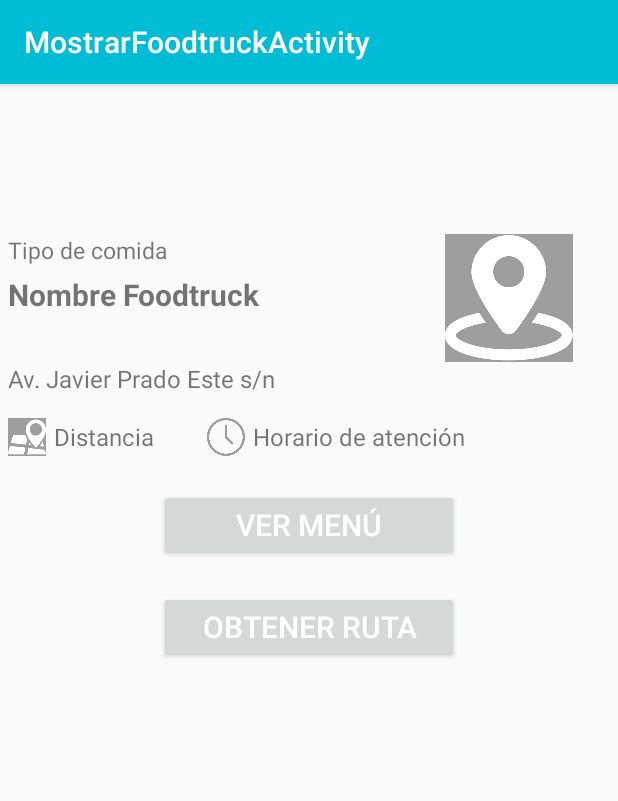
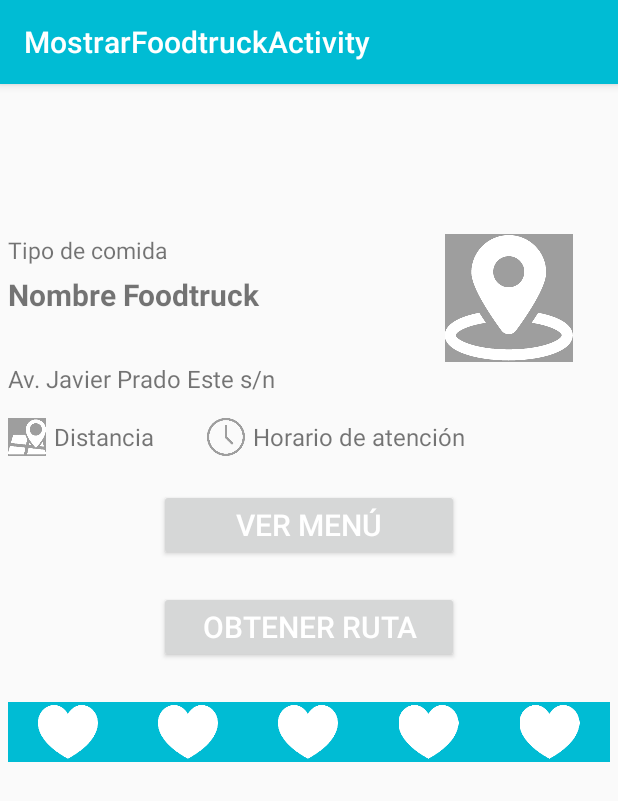
Before and after one commit to stephmorzan/FoodTracker, an Android app: the MostrarFoodtruckActivity screen opened directly, with no data from a screen before it, on a phone screen of 412 x 824 dp. Shown: the top 801 px of the screen. Run offline under Robolectric (Android 15) with nearby library versions, the phone set to English and light mode, and no system bars; our stand-ins replace ButterKnife; libraries missing offline, so code that uses them is left out: com.dd.processbutton, com.rey.material; plain views replace ActionProcessButton, TextView; 2 statements that could not run were skipped.

Commit message:
Perfil foodtruck modificándose

```diff
--- a/app/src/main/res/layout/activity_mostrar_foodtruck.xml
+++ b/app/src/main/res/layout/activity_mostrar_foodtruck.xml
@@ -172,6 +172,65 @@
                     custom:pb_textError="Error"
                     custom:pb_textProgress="Registrando" />
 
+                <LinearLayout
+                    android:layout_width="match_parent"
+                    android:layout_height="40dp"
+                    android:orientation="horizontal"
+                    android:layout_marginTop="10dp"
+                    android:gravity="center_vertical"
+                    android:layout_marginRight="5dp"
+                    android:layout_marginLeft="5dp"
+                    android:weightSum="5">
+
+                    <ImageView
+                        android:id="@+id/ivi1"
+                        android:layout_width="0dp"
+                        android:layout_height="wrap_content"
+                        android:src="@mipmap/gusta"
+                        android:background="@color/ftc_background"
+                        android:layout_weight="1"
+                        />
+
+                    <ImageView
+                        android:id="@+id/ivi2"
+                        android:layout_width="0dp"
+                        android:layout_height="wrap_content"
+                        android:src="@mipmap/gusta"
+                        android:background="@color/ftc_background"
+                        android:layout_weight="1"
+                        />
+
+                    <ImageView
+                        android:id="@+id/ivi3"
+                        android:layout_width="0dp"
+                        android:layout_height="wrap_content"
+                        android:src="@mipmap/gusta"
+                        android:background="@color/ftc_background"
+                        android:layout_weight="1"
+                        />
+
+                    <ImageView
+                        android:id="@+id/ivi4"
+                        android:layout_width="0dp"
+                        android:layout_height="wrap_content"
+                        android:src="@mipmap/gusta"
+                        android:background="@color/ftc_background"
+                        android:layout_weight="1"
+                        />
+
+                    <ImageView
+                        android:id="@+id/ivi5"
+                        android:layout_width="0dp"
+                        android:layout_height="wrap_content"
+                        android:src="@mipmap/gusta"
+                        android:background="@color/ftc_background"
+                        android:layout_weight="1"
+                        />
+
+
+
+                </LinearLayout>
+
         </LinearLayout>
 
     </LinearLayout>
```
